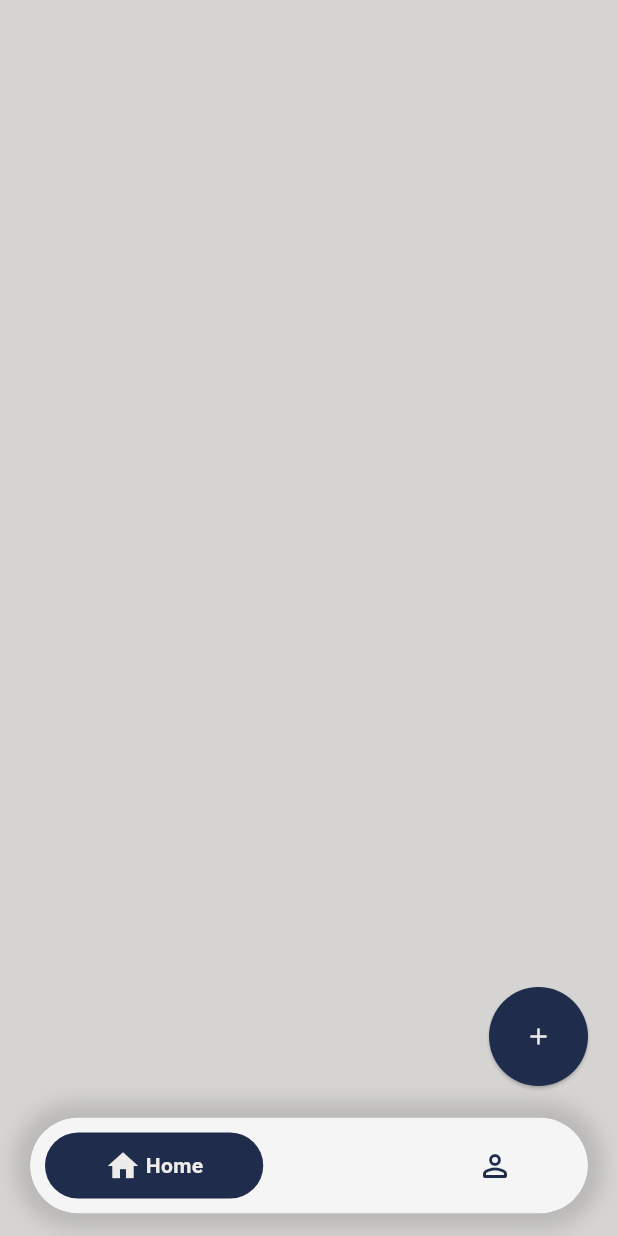
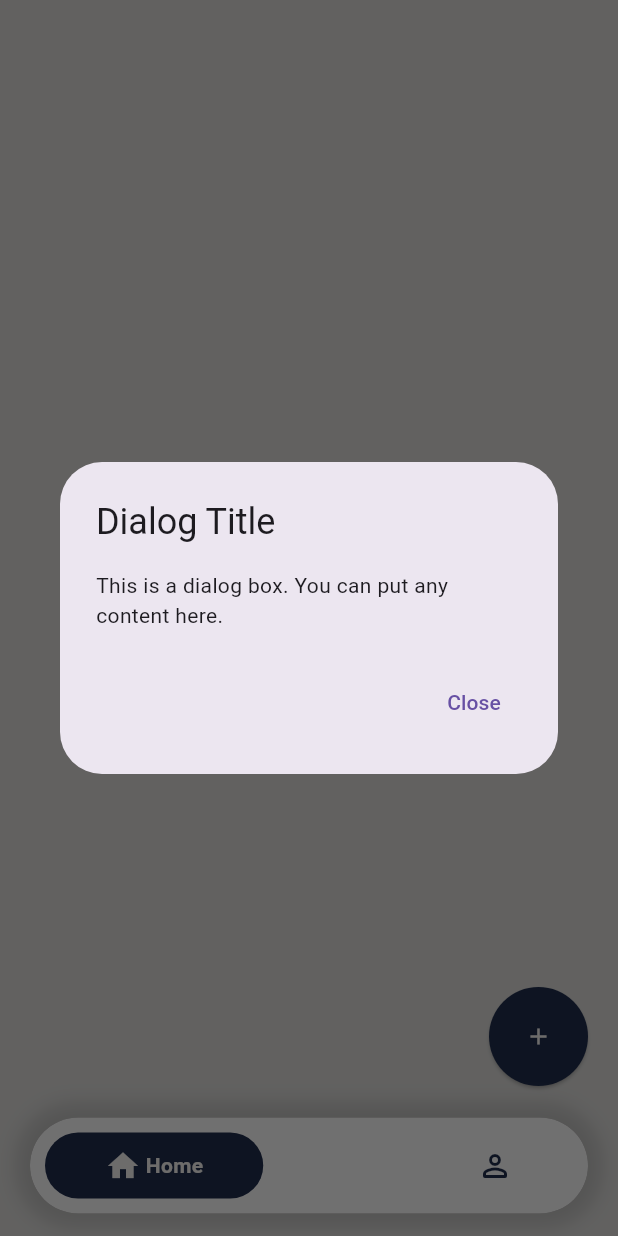
Before and after one commit to AlesonDEV/BEST-HACKath0n-2024-PESTUNE, a Flutter app: the screen it shows after launch, after a tap on the "add" icon, on a phone screen of 412 x 824 dp. Run offline on Flutter 3.47's test engine with Material 3 defaults, Android fonts, the light colour scheme and no system bars; drawn by our look-alikes of google_nav_bar.

Commit message:
Showing dialog

```diff
--- a/lib/components/homePageWidgets/blood_requests_container.dart
+++ b/lib/components/homePageWidgets/blood_requests_container.dart
@@ -10,10 +10,10 @@ class BloodRequestContainer extends StatefulWidget {
 }
 
 class BloodRequestContainerState extends State<BloodRequestContainer> {
-  List<BloodRequestCard> bloodCards = [];
+  static List<BloodRequestCard> bloodCards = [];
 
   void AddRequestCard(BloodRequestCard toAdd){
-    bloodCards.add(toAdd);
+    BloodRequestContainerState.bloodCards.add(toAdd);
   }
   @override
   Widget build(BuildContext buildContext) {
@@ -24,7 +24,7 @@ class BloodRequestContainerState extends State<BloodRequestContainer> {
             Expanded(
               child: SingleChildScrollView(
                 child: Column(
-                  children: bloodCards,
+                  children: BloodRequestContainerState.bloodCards,
                 ),
               ),
             ),
--- a/lib/pages/homePage.dart
+++ b/lib/pages/homePage.dart
@@ -6,15 +6,19 @@ import 'package:flutter/material.dart';
 import '../components/Navigation/navigation.dart';
 import '../mainpage.dart';
 
-class HomePageWidget extends StatelessWidget {
-  final GlobalKey<BloodRequestContainerState> _key = GlobalKey();
-
+class HomePageWidget extends StatefulWidget {
   HomePageWidget({
     super.key,
   });
 
-  final List<BloodRequestCard> cards = const <BloodRequestCard>[];
 
+
+  @override
+  State<StatefulWidget> createState() => _HomePageState();
+}
+
+class _HomePageState extends State<HomePageWidget>{
+  final GlobalKey<BloodRequestContainerState> _key = GlobalKey();
   @override
   Widget build(BuildContext context) {
     return(
@@ -25,8 +29,31 @@ class HomePageWidget extends StatelessWidget {
               bottom: 100,
               right: 20,
               child: ElevatedButton(
+                // onPressed: () {
+                //   _key.currentState!.AddRequestCard(BloodRequestCard());
+                // }, // TODO Reimplement this
+
                 onPressed: () {
-                _key.currentState!.AddRequestCard(BloodRequestCard());
+                  // Call function to show dialog
+                  showDialog(
+                    context: context,
+                    builder: (BuildContext context) {
+                      // Return the dialog widget
+                      return AlertDialog(
+                        title: Text('Dialog Title'),
+                        content: Text('This is a dialog box. You can put any content here.'),
+                        actions: <Widget>[
+                          TextButton(
+                            child: Text('Close'),
+                            onPressed: () {
+                              // Close the dialog
+                              Navigator.of(context).pop();
+                            },
+                          ),
+                        ],
+                      );
+                    },
+                  );
                 },
                 child: Icon(Icons.add), // Replace with your desired icon
                 style: ElevatedButton.styleFrom(
@@ -38,7 +65,7 @@ class HomePageWidget extends StatelessWidget {
             ),
           ],
         )
-
     );
   }
+
 }
```
Lines whose indentation alone changed are shown as unchanged.
